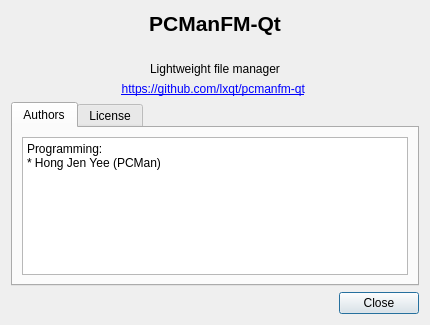
Above: pcmanfm/about.ui from deepin-community/pcmanfm-qt before the change. Below: the same form after it.
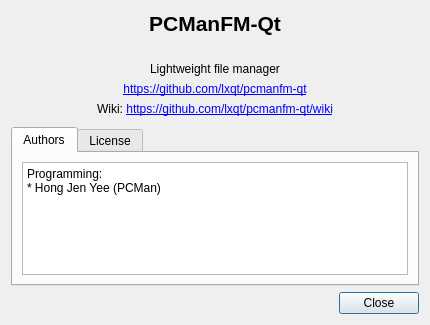
That is the form after the change. Icons and pictures are not drawn.

Commit message:
feat: update pcmanfm-qt to 2.1.0
extremely fast and lightweight file and desktop icon manager

Issue: https://github.com/deepin-community/sig-deepin-sysdev-team/issues/558
Log: update repo

```diff
--- a/pcmanfm/about.ui
+++ b/pcmanfm/about.ui
@@ -55,8 +55,7 @@
    <item>
     <widget class="QLabel" name="label_3">
      <property name="text">
-      <string>&lt;html&gt;&lt;head/&gt;&lt;body&gt;&lt;p&gt;&lt;a href=&quot;https://github.com/lxqt/pcmanfm-qt&quot;&gt;&lt;span style=&quot; text-decoration: underline; color:#0000ff;&quot;&gt;https://github.com/lxqt/pcmanfm-qt&lt;/span&gt;&lt;/a&gt;&lt;/p&gt;&lt;/body&gt;&lt;/html&gt;
-</string>
+      <string>&lt;html&gt;&lt;head/&gt;&lt;body&gt;&lt;p&gt;&lt;a href=&quot;https://github.com/lxqt/pcmanfm-qt&quot;&gt;https://github.com/lxqt/pcmanfm-qt&lt;/span&gt;&lt;/a&gt;&lt;/p&gt;&lt;/body&gt;&lt;/html&gt;</string>
      </property>
      <property name="textFormat">
       <enum>Qt::RichText</enum>
@@ -69,6 +68,38 @@
      </property>
     </widget>
    </item>
+   <item>
+    <widget class="QLabel" name="label_4">
+     <property name="text">
+      <string>&lt;html&gt;&lt;head/&gt;&lt;body&gt;&lt;p&gt;Wiki: &lt;a href=&quot;https://github.com/lxqt/pcmanfm-qt/wiki&quot;&gt;https://github.com/lxqt/pcmanfm-qt/wiki&lt;/span&gt;&lt;/a&gt;&lt;/p&gt;&lt;/body&gt;&lt;/html&gt;</string>
+     </property>
+     <property name="textFormat">
+      <enum>Qt::RichText</enum>
+     </property>
+     <property name="alignment">
+      <set>Qt::AlignCenter</set>
+     </property>
+     <property name="openExternalLinks">
+      <bool>true</bool>
+     </property>
+    </widget>
+   </item>
+   <item>
+    <spacer name="verticalSpacer">
+     <property name="orientation">
+      <enum>Qt::Vertical</enum>
+     </property>
+     <property name="sizeType">
+      <enum>QSizePolicy::Fixed</enum>
+     </property>
+     <property name="sizeHint" stdset="0">
+      <size>
+       <width>5</width>
+       <height>5</height>
+      </size>
+     </property>
+    </spacer>
+   </item>
    <item>
     <widget class="QTabWidget" name="tabWidget">
      <property name="currentIndex">
```
The commit also changes 314 other files.
